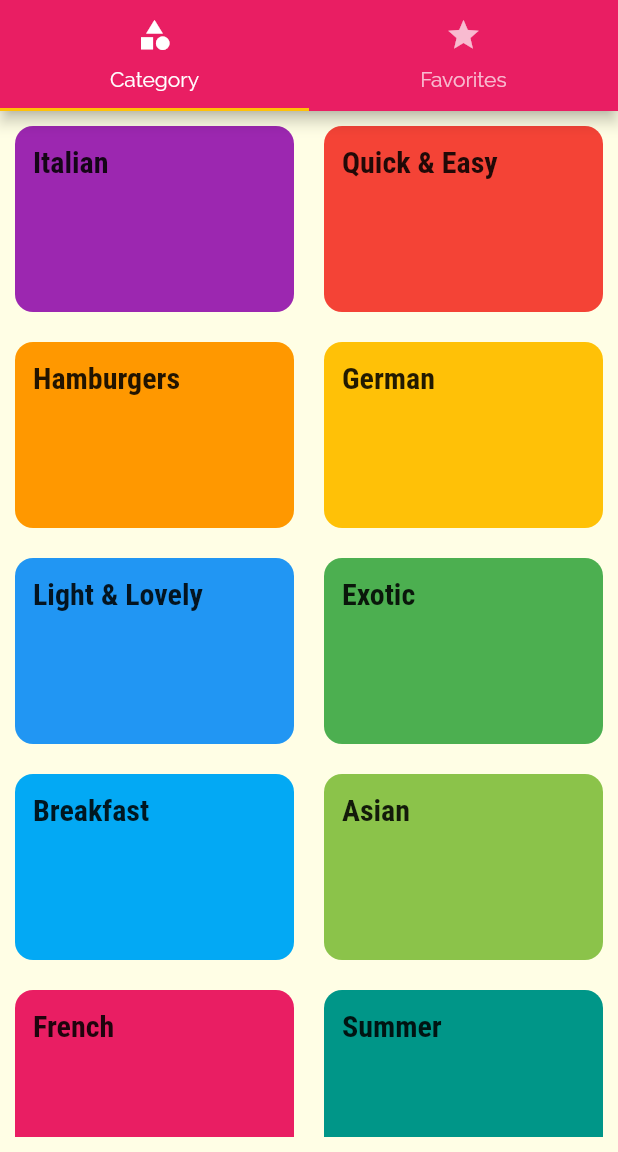
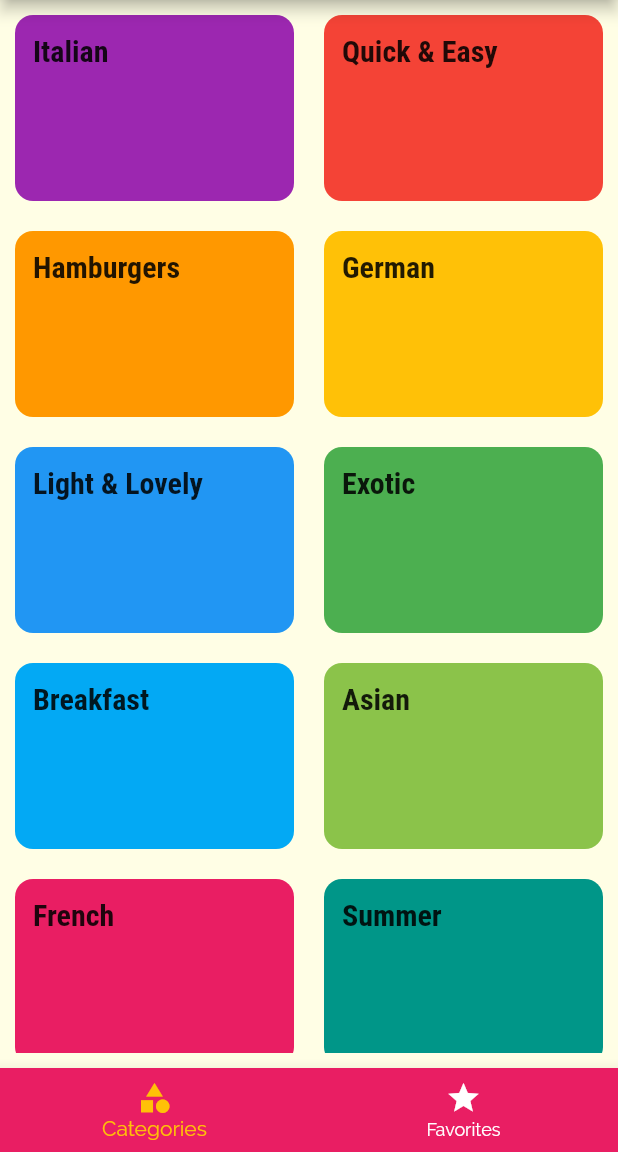
Before and after one commit to LailaNabil/Flutter-Meals-App, a Flutter app: the screen it shows after launch, on a phone screen of 412 x 824 dp, the part 84-1236 px from its top. Run offline on Flutter 3.47's test engine with Material 2 defaults, Android fonts, the phone set to English and light mode, and no system bars.

Commit message:
bottom tabBar using BottomNavigationBar

```diff
--- a/lib/screens/tabs_screen.dart
+++ b/lib/screens/tabs_screen.dart
@@ -1,7 +1,6 @@
 import 'package:flutter/material.dart';
 import 'categories_screen.dart';
 import 'favorites_screen.dart';
-
 
 class TabsScreen extends StatefulWidget {
   @override
@@ -9,24 +8,36 @@ class TabsScreen extends StatefulWidget {
 }
 
 class _TabsScreenState extends State<TabsScreen> {
+
+  final List <Widget> _pages = [CategoriesScreen(), FavoritesScreen()];
+
+  int _selectedPageIndex = 0;
+
+  void _selectPage(int index){
+    setState(() {
+      _selectedPageIndex = index;
+    });
+
+  }
+
   @override
   Widget build(BuildContext context) {
-    return DefaultTabController(
-      length: 2,
-      child: Scaffold(
-        appBar: AppBar(
-          title: Text('Meals'),
-          bottom: TabBar(tabs: [
-            Tab(icon: Icon(Icons.category),text: 'Category',),
-            Tab(icon: Icon(Icons.star),text: 'Favorites',)
-          ],),
-        ),
-        body: TabBarView(
-          children: [
-            CategoriesScreen(),
-            FavoritesScreen()
-          ],
-        ),
+    return Scaffold(
+      appBar: AppBar(
+        title: Text('Meals'),
+      ),
+      body: _pages[_selectedPageIndex],
+      bottomNavigationBar: BottomNavigationBar(
+        onTap: _selectPage,
+        backgroundColor: Theme.of(context).primaryColor,
+        unselectedItemColor: Colors.white,
+        selectedItemColor: Theme.of(context).accentColor,
+        currentIndex: _selectedPageIndex,
+        items: [
+          BottomNavigationBarItem(
+              icon: Icon(Icons.category), label: 'Categories'),
+          BottomNavigationBarItem(icon: Icon(Icons.star), label: 'Favorites'),
+        ],
       ),
     );
   }
```
